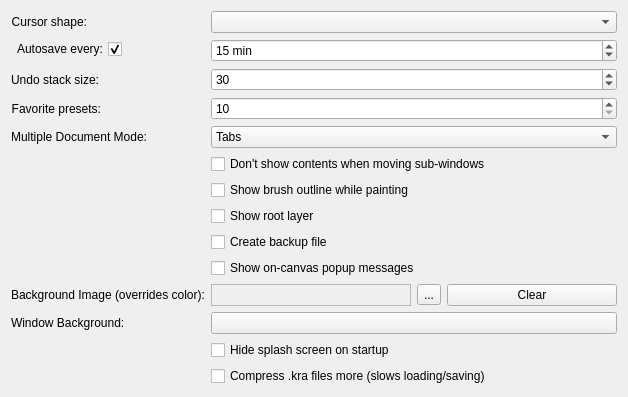
Before: the Qt Designer form krita/ui/forms/wdggeneralsettings.ui in KDE/krita, drawn with Qt 5.
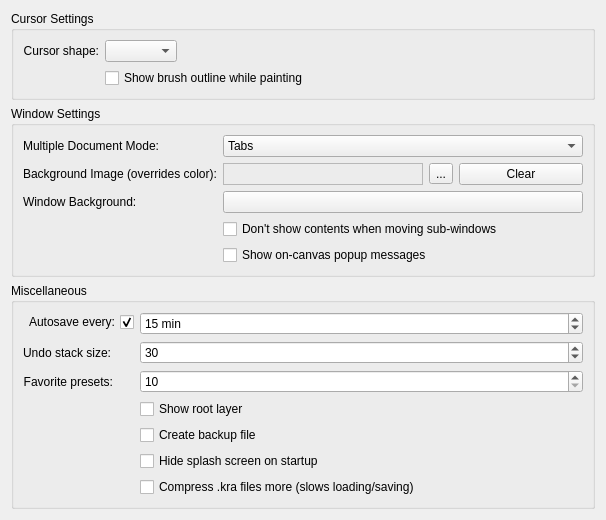
After: the same form once the commit is applied. Custom widgets are drawn as their Qt base class.

Commit message: Rearrange the general settings tab

What changed in the file:
```diff
--- a/krita/ui/forms/wdggeneralsettings.ui
+++ b/krita/ui/forms/wdggeneralsettings.ui
@@ -6,13 +6,20 @@
    <rect>
     <x>0</x>
     <y>0</y>
-    <width>628</width>
-    <height>396</height>
+    <width>606</width>
+    <height>520</height>
    </rect>
   </property>
   <layout class="QVBoxLayout" name="verticalLayout">
    <item>
+    <widget class="QGroupBox" name="groupBox">
+     <property name="title">
+      <string>Cursor Settings</string>
+     </property>
     <layout class="QFormLayout" name="formLayout">
+      <property name="fieldGrowthPolicy">
+       <enum>QFormLayout::ExpandingFieldsGrow</enum>
+      </property>
      <item row="0" column="0">
       <widget class="QLabel" name="textLabel1">
        <property name="sizePolicy">
@@ -32,7 +39,160 @@
      <item row="0" column="1">
       <widget class="QComboBox" name="m_cmbCursorShape"/>
      </item>
+      <item row="1" column="1">
+       <widget class="QCheckBox" name="m_showOutlinePainting">
+        <property name="text">
+         <string>Show brush outline while painting</string>
+        </property>
+       </widget>
+      </item>
+     </layout>
+    </widget>
+   </item>
+   <item>
+    <widget class="QGroupBox" name="groupBox_2">
+     <property name="title">
+      <string>Window Settings</string>
+     </property>
+     <layout class="QHBoxLayout" name="horizontalLayout_2">
+      <item>
+       <layout class="QFormLayout" name="formLayout_2">
+        <item row="0" column="0">
+         <widget class="QLabel" name="label_2">
+          <property name="text">
+           <string>Multiple Document Mode:</string>
+          </property>
+          <property name="alignment">
+           <set>Qt::AlignRight|Qt::AlignTrailing|Qt::AlignVCenter</set>
+          </property>
+         </widget>
+        </item>
+        <item row="0" column="1">
+         <widget class="QComboBox" name="m_cmbMDIType">
+          <property name="currentIndex">
+           <number>1</number>
+          </property>
+          <item>
+           <property name="text">
+            <string>Subwindows</string>
+           </property>
+          </item>
+          <item>
+           <property name="text">
+            <string>Tabs</string>
+           </property>
+          </item>
+         </widget>
+        </item>
      <item row="1" column="0">
+         <widget class="QLabel" name="label_5">
+          <property name="text">
+           <string>Background Image (overrides color):</string>
+          </property>
+         </widget>
+        </item>
+        <item row="1" column="1">
+         <layout class="QHBoxLayout" name="horizontalLayout" stretch="0,0,0">
+          <item>
+           <widget class="QLabel" name="m_backgroundimage">
+            <property name="minimumSize">
+             <size>
+              <width>200</width>
+              <height>0</height>
+             </size>
+            </property>
+            <property name="frameShape">
+             <enum>QFrame::StyledPanel</enum>
+            </property>
+            <property name="frameShadow">
+             <enum>QFrame::Sunken</enum>
+            </property>
+            <property name="text">
+             <string/>
+            </property>
+           </widget>
+          </item>
+          <item>
+           <widget class="QToolButton" name="m_bnFileName">
+            <property name="text">
+             <string>...</string>
+            </property>
+           </widget>
+          </item>
+          <item>
+           <widget class="QPushButton" name="clearBgImageButton">
+            <property name="sizePolicy">
+             <sizepolicy hsizetype="Minimum" vsizetype="Fixed">
+              <horstretch>0</horstretch>
+              <verstretch>0</verstretch>
+             </sizepolicy>
+            </property>
+            <property name="text">
+             <string>Clear</string>
+            </property>
+           </widget>
+          </item>
+         </layout>
+        </item>
+        <item row="2" column="1">
+         <widget class="KColorButton" name="m_mdiColor">
+          <property name="text">
+           <string/>
+          </property>
+          <property name="color">
+           <color>
+            <red>0</red>
+            <green>0</green>
+            <blue>0</blue>
+           </color>
+          </property>
+          <property name="defaultColor">
+           <color>
+            <red>0</red>
+            <green>0</green>
+            <blue>0</blue>
+           </color>
+          </property>
+         </widget>
+        </item>
+        <item row="2" column="0">
+         <widget class="QLabel" name="label_4">
+          <property name="text">
+           <string>Window Background:</string>
+          </property>
+         </widget>
+        </item>
+        <item row="3" column="1">
+         <widget class="QCheckBox" name="m_chkRubberBand">
+          <property name="text">
+           <string>Don't show contents when moving sub-windows</string>
+          </property>
+         </widget>
+        </item>
+        <item row="4" column="1">
+         <widget class="QCheckBox" name="m_chkCanvasMessages">
+          <property name="text">
+           <string>Show on-canvas popup messages</string>
+          </property>
+         </widget>
+        </item>
+       </layout>
+      </item>
+     </layout>
+     <zorder>m_cmbMDIType</zorder>
+     <zorder>label_2</zorder>
+     <zorder>label_5</zorder>
+     <zorder></zorder>
+     <zorder>m_backgroundimage</zorder>
+    </widget>
+   </item>
+   <item>
+    <widget class="QGroupBox" name="groupBox_3">
+     <property name="title">
+      <string>Miscellaneous</string>
+     </property>
+     <layout class="QFormLayout" name="formLayout_3">
+      <item row="0" column="0">
       <widget class="QCheckBox" name="m_autosaveCheckBox">
        <property name="sizePolicy">
         <sizepolicy hsizetype="MinimumExpanding" vsizetype="Fixed">
@@ -51,7 +211,7 @@
        </property>
       </widget>
      </item>
-     <item row="1" column="1">
+      <item row="0" column="1">
       <widget class="QSpinBox" name="m_autosaveSpinBox">
        <property name="suffix">
         <string notr="true"> min</string>
@@ -70,7 +230,7 @@
        </property>
       </widget>
      </item>
-     <item row="2" column="0">
+      <item row="1" column="0">
       <widget class="QLabel" name="label">
        <property name="sizePolicy">
         <sizepolicy hsizetype="Preferred" vsizetype="Preferred">
@@ -86,7 +246,7 @@
        </property>
       </widget>
      </item>
-     <item row="2" column="1">
+      <item row="1" column="1">
       <widget class="QSpinBox" name="m_undoStackSize">
        <property name="minimum">
         <number>0</number>
@@ -102,7 +262,7 @@
        </property>
       </widget>
      </item>
-     <item row="3" column="0">
+      <item row="2" column="0">
       <widget class="QLabel" name="label_3">
        <property name="sizePolicy">
         <sizepolicy hsizetype="Preferred" vsizetype="Preferred">
@@ -118,7 +278,7 @@
        </property>
       </widget>
      </item>
-     <item row="3" column="1">
+      <item row="2" column="1">
       <widget class="QSpinBox" name="m_favoritePresetsSpinBox">
        <property name="minimum">
         <number>10</number>
@@ -128,154 +288,28 @@
        </property>
       </widget>
      </item>
-     <item row="4" column="0">
-      <widget class="QLabel" name="label_2">
-       <property name="text">
-        <string>Multiple Document Mode:</string>
-       </property>
-       <property name="alignment">
-        <set>Qt::AlignRight|Qt::AlignTrailing|Qt::AlignVCenter</set>
-       </property>
-      </widget>
-     </item>
-     <item row="4" column="1">
-      <widget class="QComboBox" name="m_cmbMDIType">
-       <property name="currentIndex">
-        <number>1</number>
-       </property>
-       <item>
-        <property name="text">
-         <string>Subwindows</string>
-        </property>
-       </item>
-       <item>
-        <property name="text">
-         <string>Tabs</string>
-        </property>
-       </item>
-      </widget>
-     </item>
-     <item row="5" column="1">
-      <widget class="QCheckBox" name="m_chkRubberBand">
-       <property name="text">
-        <string>Don't show contents when moving sub-windows</string>
-       </property>
-      </widget>
-     </item>
-     <item row="6" column="1">
-      <widget class="QCheckBox" name="m_showOutlinePainting">
-       <property name="text">
-        <string>Show brush outline while painting</string>
-       </property>
-      </widget>
-     </item>
-     <item row="7" column="1">
+      <item row="3" column="1">
       <widget class="QCheckBox" name="chkShowRootLayer">
        <property name="text">
         <string>Show root layer</string>
        </property>
       </widget>
      </item>
-     <item row="8" column="1">
+      <item row="4" column="1">
       <widget class="QCheckBox" name="m_backupFileCheckBox">
        <property name="text">
         <string>Create backup file </string>
        </property>
       </widget>
      </item>
-     <item row="10" column="0">
-      <widget class="QLabel" name="label_5">
-       <property name="text">
-        <string>Background Image (overrides color):</string>
-       </property>
-      </widget>
-     </item>
-     <item row="10" column="1">
-      <layout class="QHBoxLayout" name="horizontalLayout" stretch="0,0,0">
-       <item>
-        <widget class="QLabel" name="m_backgroundimage">
-         <property name="minimumSize">
-          <size>
-           <width>200</width>
-           <height>0</height>
-          </size>
-         </property>
-         <property name="frameShape">
-          <enum>QFrame::StyledPanel</enum>
-         </property>
-         <property name="frameShadow">
-          <enum>QFrame::Sunken</enum>
-         </property>
-         <property name="text">
-          <string/>
-         </property>
-        </widget>
-       </item>
-       <item>
-        <widget class="QToolButton" name="m_bnFileName">
-         <property name="text">
-          <string>...</string>
-         </property>
-        </widget>
-       </item>
-       <item>
-        <widget class="QPushButton" name="clearBgImageButton">
-         <property name="sizePolicy">
-          <sizepolicy hsizetype="Minimum" vsizetype="Fixed">
-           <horstretch>0</horstretch>
-           <verstretch>0</verstretch>
-          </sizepolicy>
-         </property>
-         <property name="text">
-          <string>Clear</string>
-         </property>
-        </widget>
-       </item>
-      </layout>
-     </item>
-     <item row="12" column="0">
-      <widget class="QLabel" name="label_4">
-       <property name="text">
-        <string>Window Background:</string>
-       </property>
-      </widget>
-     </item>
-     <item row="12" column="1">
-      <widget class="KColorButton" name="m_mdiColor">
-       <property name="text">
-        <string/>
-       </property>
-       <property name="color" stdset="0">
-        <color>
-         <red>0</red>
-         <green>0</green>
-         <blue>0</blue>
-        </color>
-       </property>
-       <property name="defaultColor" stdset="0">
-        <color>
-         <red>0</red>
-         <green>0</green>
-         <blue>0</blue>
-        </color>
-       </property>
-      </widget>
-     </item>
-     <item row="13" column="1">
+      <item row="5" column="1">
       <widget class="QCheckBox" name="m_hideSplashScreen">
        <property name="text">
         <string>Hide splash screen on startup</string>
        </property>
       </widget>
      </item>
-     <item row="9" column="1">
-      <widget class="QCheckBox" name="m_chkCanvasMessages">
-       <property name="text">
-        <string>Show on-canvas popup messages</string>
-       </property>
-      </widget>
-     </item>
-     <item row="14" column="1">
+      <item row="6" column="1">
       <widget class="QCheckBox" name="m_chkCompressKra">
        <property name="text">
         <string>Compress .kra files more (slows loading/saving)</string>
@@ -283,6 +317,7 @@
       </widget>
      </item>
     </layout>
+    </widget>
    </item>
    <item>
     <spacer name="verticalSpacer">
```
Left out of the diff: 4 changed lines with no effect on the pictures. Lines whose indentation alone changed are shown as unchanged.
